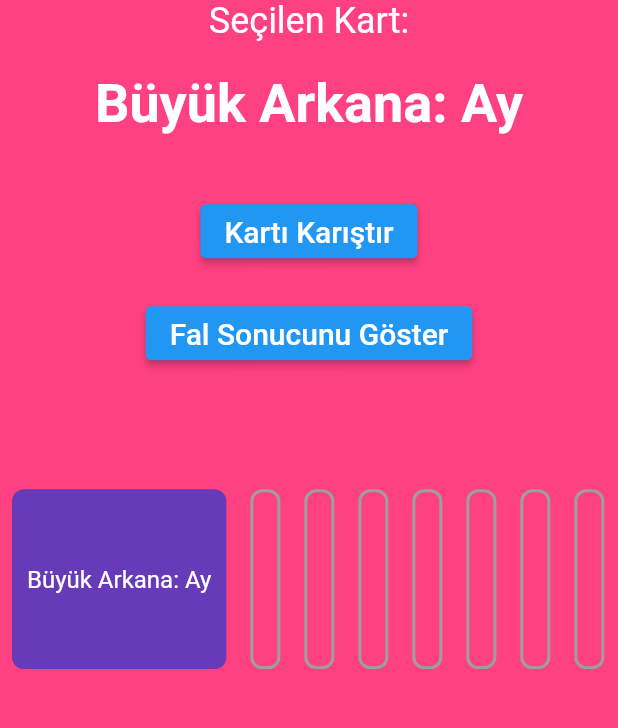
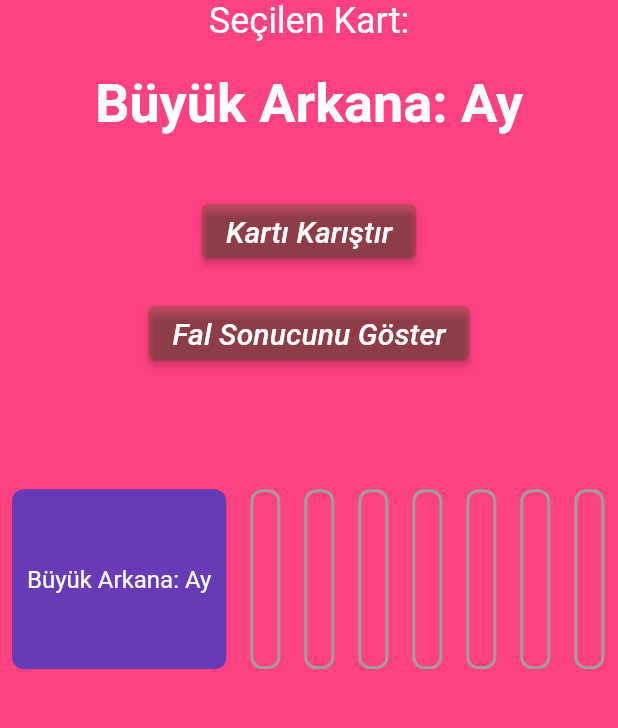
Before and after one commit to hakan0990/F-19, a Flutter app: the screen it shows after launch, after a tap on the "arrow right alt" icon, on a phone screen of 412 x 824 dp, the part 305-1033 px from its top. Run offline on Flutter 3.47's test engine with Material 2 defaults, Android fonts, the phone set to English and light mode, and no system bars.

Commit message:
New button theme and new icon add
splash screen icon add and button theme and family change and last change the app project iris

```diff
--- a/bookshop/lib/screens/TarotScreen.dart
+++ b/bookshop/lib/screens/TarotScreen.dart
@@ -95,17 +95,20 @@ class _TarotScreenState extends State<TarotScreen> {
             ),
             SizedBox(height: 40),
             ElevatedButton(
+             style: ElevatedButton.styleFrom(backgroundColor: Color.fromARGB(61, 5, 104,0)),
               child: Text(
                 'Kartı Karıştır',
-                style:TextStyle(fontSize: 20),
+                style:TextStyle(fontSize: 20,fontStyle: FontStyle.italic),
+
               ),
               onPressed: _reset,
             ),
             SizedBox(height: 20),
             ElevatedButton(
+              style: ElevatedButton.styleFrom(backgroundColor: const Color.fromARGB(61, 5, 104,0)),
               child: Text(
                 'Fal Sonucunu Göster',
-                style: TextStyle(fontSize: 20),
+                style: TextStyle(fontSize: 20,fontStyle: FontStyle.italic),
               ),
               onPressed: _showResult,
             ),
--- a/bookshop/lib/screens/loginscreen.dart
+++ b/bookshop/lib/screens/loginscreen.dart
@@ -9,34 +9,61 @@ class loginScreen extends StatefulWidget {
 }
 
 class _loginScreenState extends State<loginScreen> {
-@override
+  @override
   void initState() {
-    Future.delayed(Duration(seconds: 3)).then((value) => Navigator.push(context,MaterialPageRoute(builder: (context)=>registerScreen())));
+    Future.delayed(Duration(seconds: 5)).then((value) => Navigator.push(
+        context, MaterialPageRoute(builder: (context) => registerScreen())));
     super.initState();
   }
-  final String centerText="İrise Hoşgeldiniz";
-  final String centerTextsubtitle="Bu Güzel Yolculuğa Hazır Mısınız ?";
+
+  final String centerText = "İrise Hoşgeldiniz";
+  final String centerTextsubtitle = "Bu Güzel Yolculuğa Hazır Mısınız ?";
 
   @override
   Widget build(BuildContext context) {
     return Scaffold(
-     backgroundColor: Colors.pinkAccent,
+      backgroundColor: Colors.pinkAccent,
+
       appBar: AppBar(
         backgroundColor: Colors.transparent,
         elevation: 0,
       ),
-      body:Padding(
+      body: Padding(
         padding: const EdgeInsets.only(top: 100),
-        child: Column(children: [
+        child: Column(
+          children: [
+            Container(
+              child: Image.asset(
+                "assets/images/iris.png",
+                  width: MediaQuery.of(context).size.width,
+                  height: MediaQuery.of(context).size.width/2,
 
 
-          Center(child: Text(centerText,style:TextStyle(color: Colors.white,fontWeight: FontWeight.bold,fontSize: 30,fontStyle: FontStyle.italic),),),
-          Padding(
-            padding: const EdgeInsets.only(top: 100),
-            child: Text(centerTextsubtitle,style: TextStyle(fontSize: 20,fontWeight: FontWeight.bold, fontStyle: FontStyle.italic),),
-          )
-
-        ],),
+              ),
+            ),
+            SizedBox(height: 50,),
+            Center(
+              child: Text(
+                centerText,
+                style: TextStyle(
+                    color: Colors.white,
+                    fontWeight: FontWeight.bold,
+                    fontSize: 30,
+                    fontStyle: FontStyle.italic),
+              ),
+            ),
+            Padding(
+              padding: const EdgeInsets.only(top: 100),
+              child: Text(
+                centerTextsubtitle,
+                style: TextStyle(
+                    fontSize: 20,
+                    fontWeight: FontWeight.bold,
+                    fontStyle: FontStyle.italic),
+              ),
+            )
+          ],
+        ),
       ),
     );
   }
--- a/bookshop/pubspec.yaml
+++ b/bookshop/pubspec.yaml
@@ -59,8 +59,8 @@ flutter:
   uses-material-design: true
 
   # To add assets to your application, add an assets section, like this:
-  # assets:
-  #   - images/a_dot_burr.jpeg
+  assets:
+    - assets/images/
   #   - images/a_dot_ham.jpeg
 
   # An image asset can refer to one or more resolution-specific "variants", see
```
Also changed, not shown: bookshop/assets/images/iris.png (added), bookshop/pubspec.lock.
